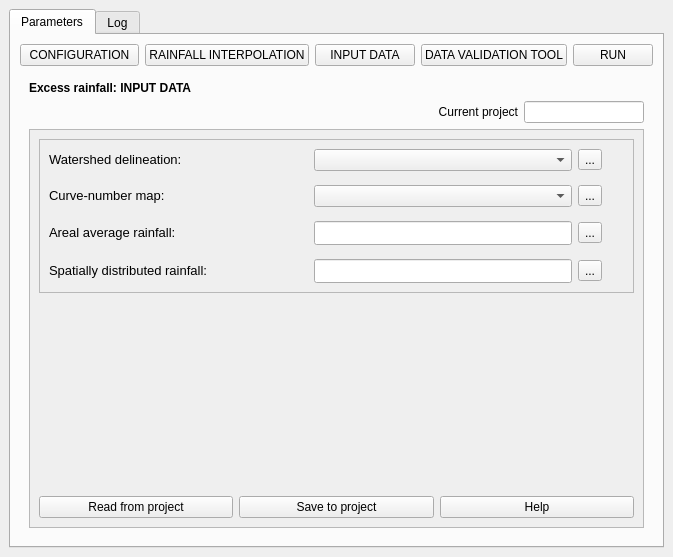
First picture: the form in hidroPixel_dialog_exec_rainfall.ui, repository J1Vitor/HidroPixel_test, before the edit.
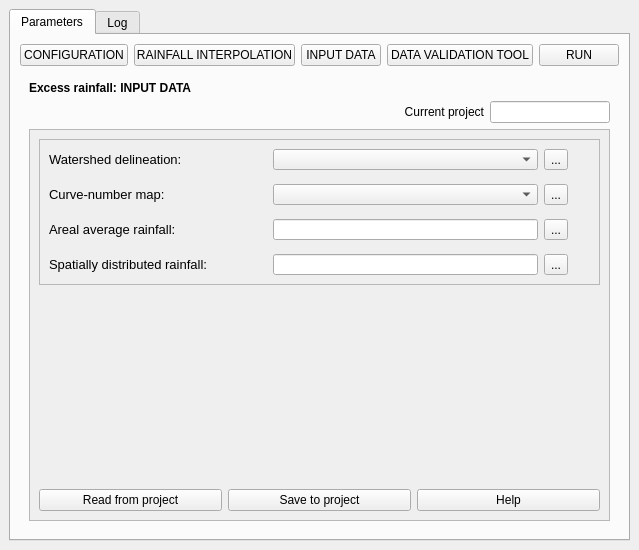
Second picture: the form after the edit. The open tabs and pages were chosen to show the change. Icons and pictures are not drawn.

Diff of the .ui file:
```diff
--- a/hidroPixel_dialog_exec_rainfall.ui
+++ b/hidroPixel_dialog_exec_rainfall.ui
@@ -6,16 +6,10 @@
    <rect>
     <x>0</x>
     <y>0</y>
-    <width>673</width>
-    <height>557</height>
+    <width>639</width>
+    <height>550</height>
    </rect>
   </property>
-  <property name="sizePolicy">
-   <sizepolicy hsizetype="Expanding" vsizetype="Expanding">
-    <horstretch>0</horstretch>
-    <verstretch>0</verstretch>
-   </sizepolicy>
-  </property>
   <property name="minimumSize">
    <size>
     <width>620</width>
@@ -69,7 +63,7 @@
            <widget class="QPushButton" name="btn_input_data">
             <property name="maximumSize">
              <size>
-              <width>100</width>
+              <width>80</width>
               <height>16777215</height>
              </size>
             </property>
@@ -108,12 +102,6 @@
         </item>
         <item row="1" column="0">
          <widget class="QStackedWidget" name="pages_exc_rain">
-          <property name="sizePolicy">
-           <sizepolicy hsizetype="Expanding" vsizetype="Expanding">
-            <horstretch>0</horstretch>
-            <verstretch>0</verstretch>
-           </sizepolicy>
-          </property>
           <property name="minimumSize">
            <size>
             <width>574</width>
@@ -1154,8 +1142,8 @@
                 <rect>
                  <x>0</x>
                  <y>0</y>
-                 <width>570</width>
-                 <height>397</height>
+                 <width>577</width>
+                 <height>390</height>
                 </rect>
                </property>
                <layout class="QGridLayout" name="gridLayout_14">
@@ -1214,7 +1202,20 @@
                         </widget>
                        </item>
                        <item row="0" column="1">
-                        <widget class="QComboBox" name="cb_1_pg2"/>
+                        <widget class="QComboBox" name="cb_1_pg2">
+                         <property name="minimumSize">
+                          <size>
+                           <width>265</width>
+                           <height>20</height>
+                          </size>
+                         </property>
+                         <property name="maximumSize">
+                          <size>
+                           <width>265</width>
+                           <height>24</height>
+                          </size>
+                         </property>
+                        </widget>
                        </item>
                        <item row="0" column="2">
                         <widget class="QToolButton" name="tbtn_pg2_1">
@@ -1264,7 +1265,20 @@
                         </widget>
                        </item>
                        <item row="1" column="1">
-                        <widget class="QComboBox" name="cb_1_pg2_2"/>
+                        <widget class="QComboBox" name="cb_2_pg2">
+                         <property name="minimumSize">
+                          <size>
+                           <width>265</width>
+                           <height>20</height>
+                          </size>
+                         </property>
+                         <property name="maximumSize">
+                          <size>
+                           <width>265</width>
+                           <height>24</height>
+                          </size>
+                         </property>
+                        </widget>
                        </item>
                        <item row="1" column="3">
                         <widget class="QLabel" name="label_33">
@@ -1378,13 +1392,13 @@
                          </property>
                          <property name="minimumSize">
                           <size>
-                           <width>60</width>
-                           <height>24</height>
+                           <width>265</width>
+                           <height>20</height>
                           </size>
                          </property>
                          <property name="maximumSize">
                           <size>
-                           <width>360</width>
+                           <width>265</width>
                            <height>24</height>
                           </size>
                          </property>
@@ -1430,13 +1444,13 @@
                          </property>
                          <property name="minimumSize">
                           <size>
-                           <width>60</width>
-                           <height>24</height>
+                           <width>265</width>
+                           <height>20</height>
                           </size>
                          </property>
                          <property name="maximumSize">
                           <size>
-                           <width>360</width>
+                           <width>265</width>
                            <height>24</height>
                           </size>
                          </property>
```
Left out of the diff: 156 changed lines with no effect on the pictures.
